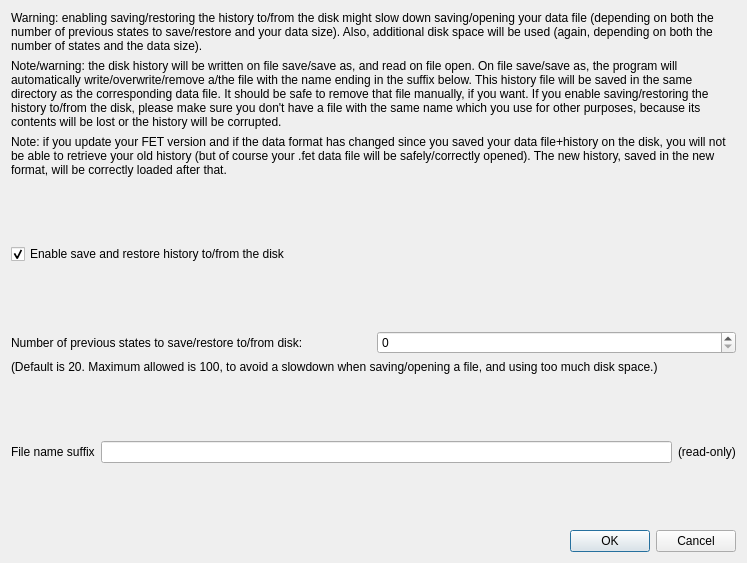
First picture: the form in fet/src/interface/settingsrestoredatafromdiskform_template.ui, repository vonmecheln/fet, before the edit.
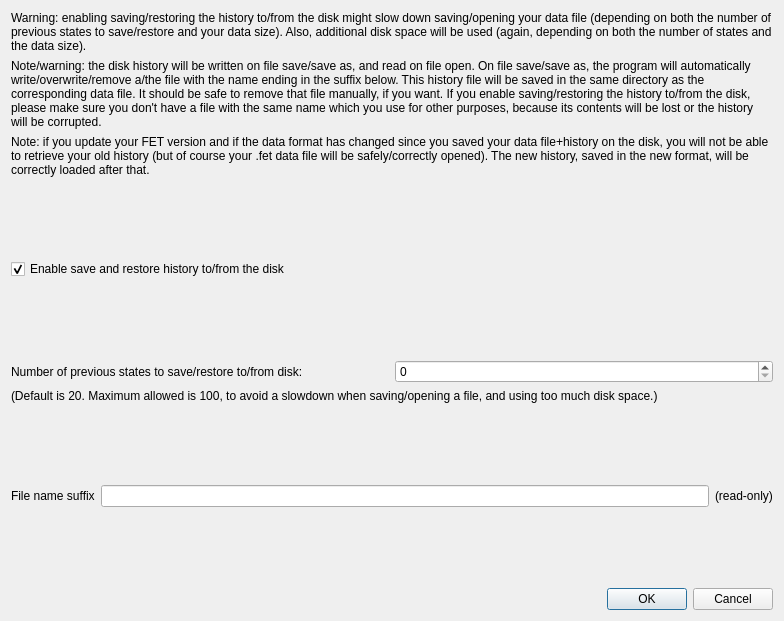
Second picture: the form after the edit.

What changed in the file:
```diff
--- a/fet/src/interface/settingsrestoredatafromdiskform_template.ui
+++ b/fet/src/interface/settingsrestoredatafromdiskform_template.ui
@@ -6,8 +6,8 @@
    <rect>
     <x>0</x>
     <y>0</y>
-    <width>747</width>
-    <height>563</height>
+    <width>784</width>
+    <height>621</height>
    </rect>
   </property>
   <property name="windowTitle">
@@ -172,7 +172,7 @@
    <item row="2" column="0" colspan="2">
     <widget class="QLabel" name="label3">
      <property name="sizePolicy">
-      <sizepolicy hsizetype="Minimum" vsizetype="Maximum">
+      <sizepolicy hsizetype="Minimum" vsizetype="Minimum">
        <horstretch>0</horstretch>
        <verstretch>0</verstretch>
       </sizepolicy>
```
